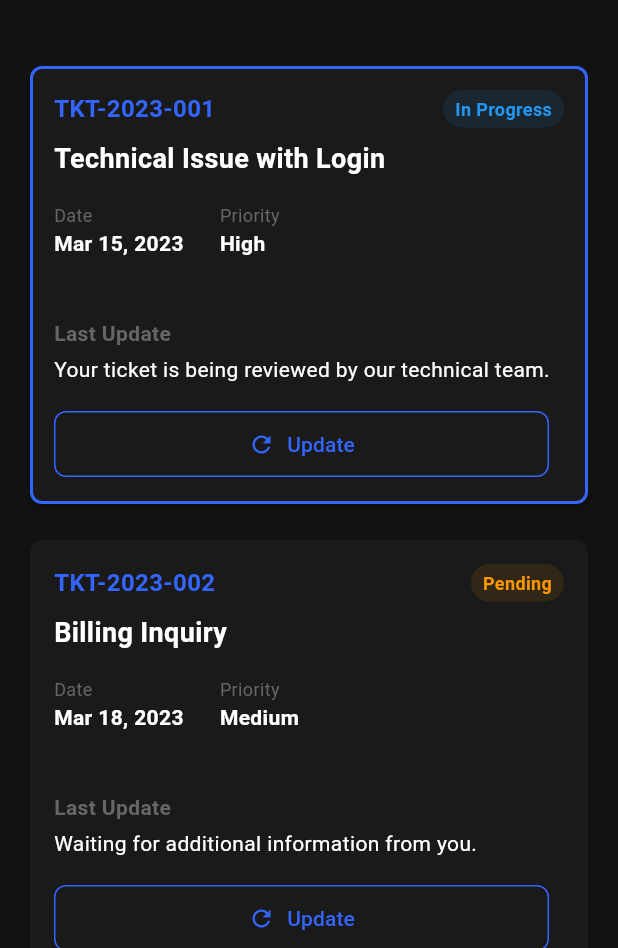
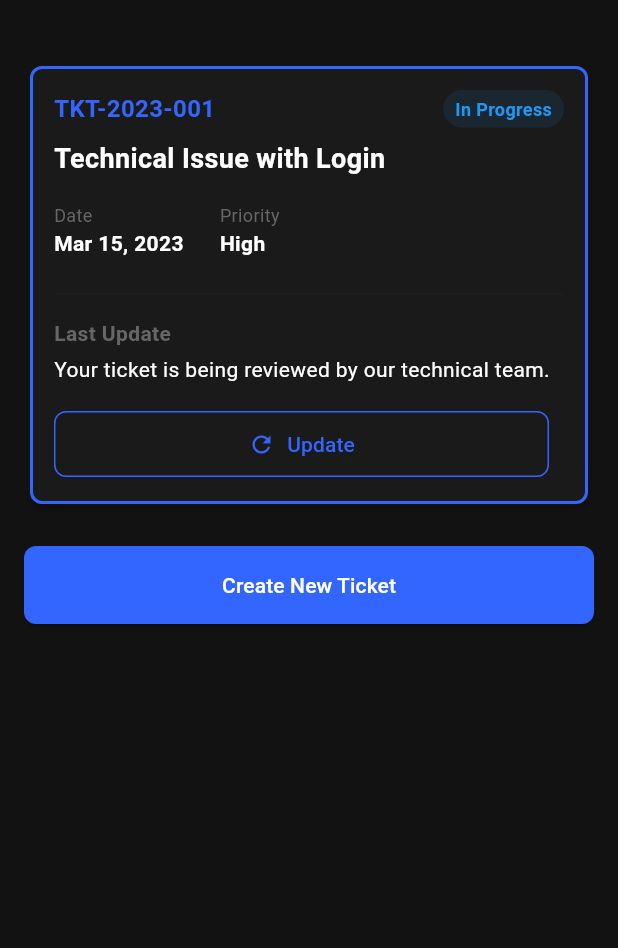
Before and after one commit to parthm223/sky_techiez, a Flutter app: the TicketStatusScreen screen opened directly, on a phone screen of 412 x 824 dp, the part 288-1236 px from its top. Run offline on Flutter 3.47's test engine with Material 3 defaults, Android fonts, the phone set to English and light mode, and no system bars; our stand-ins replace camera, flutter_widget_from_html_core, get, get_storage, image_picker; accounts and stored records are empty; network calls fail.

Commit message:
comment_service fix

```diff
--- a/analysis_options.yaml
+++ b/analysis_options.yaml
@@ -7,6 +7,9 @@
 
 # The following line activates a set of recommended lints for Flutter apps,
 # packages, and plugins designed to encourage good coding practices.
+analyzer:
+  errors:
+    prefer_typing_uninitialized_variables: ignore
 include: package:flutter_lints/flutter.yaml
 
 linter:
--- a/lib/models/ticket.dart
+++ b/lib/models/ticket.dart
@@ -1,5 +1,6 @@
 class Ticket {
-  final String id;
+  int? id;
+  final String ticketId;
   final String subject;
   final String categoryId;
   final String? subcategoryId;
@@ -11,7 +12,8 @@ class Ticket {
   final String date;
 
   Ticket({
-    required this.id,
+    this.id,
+    required this.ticketId,
     required this.subject,
     required this.categoryId,
     this.subcategoryId,
@@ -25,12 +27,13 @@ class Ticket {
 
   factory Ticket.fromMap(Map<String, dynamic> map) {
     return Ticket(
-      id: (map['ticket_id'] ?? map['id']).toString(),
+      id: (map['id']),
+      ticketId: (map['ticket_id']).toString(),
       subject: map['subject']?.toString() ?? 'No Subject',
       categoryId: map['category_id']?.toString() ?? '0',
       subcategoryId: map['category_sub_id']?.toString(),
       categoryName: map['category_name']?.toString() ?? 'General',
-      subcategoryName: map['subcategory_name']?.toString(),
+      subcategoryName: map['sub_category_name']?.toString(),
       priority: map['priority']?.toString() ?? 'Medium',
       description: map['description']?.toString() ?? 'No description',
       status: map['status']?.toString() ?? 'Pending',
@@ -42,11 +45,12 @@ class Ticket {
   Map<String, dynamic> toJson() {
     return {
       'id': id,
+      'ticket_id': ticketId,
       'subject': subject,
       'category_id': categoryId,
       'category_sub_id': subcategoryId,
       'category_name': categoryName,
-      'subcategory_name': subcategoryName,
+      'sub_category_name': subcategoryName,
       'priority': priority,
       'description': description,
       'status': status,
--- a/lib/screens/ticket_status_screen.dart
+++ b/lib/screens/ticket_status_screen.dart
@@ -46,6 +46,7 @@ class _TicketStatusScreenState extends State<TicketStatusScreen> {
     if (appointmentData != null) {
       setState(() {
         _latestAppointment = appointmentData;
+        print("_latestAppointment ====================> ${_latestAppointment}");
       });
     }
   }
@@ -150,7 +151,8 @@ class _TicketStatusScreenState extends State<TicketStatusScreen> {
                           children: [
                             _buildTicketCard(
                               context,
-                              ticket.id,
+                              ticket.id ?? 0,
+                              ticket.ticketId,
                               ticket.subject,
                               ticket.status,
                               ticket.date,
@@ -172,6 +174,7 @@ class _TicketStatusScreenState extends State<TicketStatusScreen> {
                       const SizedBox(height: 16),
                       _buildTicketCard(
                         context,
+                        0,
                         'TKT-2023-001',
                         'Technical Issue with Login',
                         'In Progress',
@@ -180,29 +183,6 @@ class _TicketStatusScreenState extends State<TicketStatusScreen> {
                         'Your ticket is being reviewed by our technical team.',
                         _latestAppointment ==
                             null, // Only active if no appointment
-                      ),
-                      const SizedBox(height: 16),
-                      _buildTicketCard(
-                        context,
-                        'TKT-2023-002',
-                        'Billing Inquiry',
-                        'Pending',
-                        'Mar 18, 2023',
-                        'Medium',
-                        'Waiting for additional information from you.',
-                        false,
-                      ),
-                      const SizedBox(height: 16),
-                      _buildTicketCard(
-                        context,
-                        'TKT-2023-003',
-                        'Feature Request',
-                        'Completed',
-                        'Mar 10, 2023',
-                        'Low',
-                        'Your request has been implemented in the latest update.',
-                        false,
-                        isCompleted: true,
                       ),
                     ],
 
@@ -453,6 +433,7 @@ class _TicketStatusScreenState extends State<TicketStatusScreen> {
 
   Widget _buildTicketCard(
     BuildContext context,
+    int id,
     String ticketId,
     String subject,
     String status,
--- a/lib/services/ticket_service.dart
+++ b/lib/services/ticket_service.dart
@@ -66,7 +66,8 @@ class TicketService {
         if (data['tickets'] != null && data['tickets'] is List) {
           for (var ticketData in data['tickets']) {
             final ticket = Ticket(
-              id: (ticketData['ticket_id'] ?? ticketData['id']).toString(),
+              id: (ticketData['id']),
+              ticketId: (ticketData['ticket_id']).toString(),
               subject: ticketData['subject']?.toString() ?? 'No Subject',
               categoryId: ticketData['category_id']?.toString() ?? '0',
               subcategoryId: ticketData['category_sub_id']?.toString(),
@@ -134,6 +135,7 @@ class TicketService {
         if (_tickets[i].id == ticketId) {
           _tickets[i] = Ticket(
             id: _tickets[i].id,
+            ticketId: _tickets[i].ticketId,
             subject: _tickets[i].subject,
             categoryId: _tickets[i].categoryId,
             subcategoryId: _tickets[i].subcategoryId,
```
Also changed, not shown: lib/screens/create_ticket_screen.dart (+4 -3 lines), lib/screens/ticket_details_screen.dart (+10 -7 lines), lib/services/comment_service.dart (+5 -4 lines).
